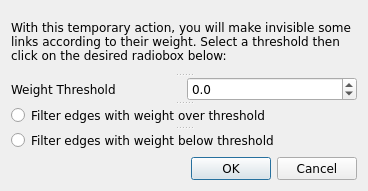
Old version of the form src/forms/filteredgesbyweightdialog.ui in the repository socnetv/app.
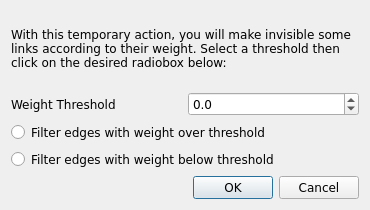
New version of the form.

Commit message: added 5 new menu icons - fixed form layout in mac os

What changed in the file:
```diff
--- a/src/forms/filteredgesbyweightdialog.ui
+++ b/src/forms/filteredgesbyweightdialog.ui
@@ -6,10 +6,16 @@
    <rect>
     <x>0</x>
     <y>0</y>
-    <width>368</width>
-    <height>191</height>
+    <width>370</width>
+    <height>210</height>
    </rect>
   </property>
+  <property name="minimumSize">
+   <size>
+    <width>370</width>
+    <height>210</height>
+   </size>
+  </property>
   <property name="font">
    <font>
     <family>DejaVu Sans</family>
@@ -20,15 +26,6 @@
   </property>
   <layout class="QGridLayout" name="gridLayout">
    <item row="0" column="0">
-    <widget class="QSplitter" name="splitter_2">
-     <property name="font">
-      <font>
-       <family>DejaVu Sans</family>
-      </font>
-     </property>
-     <property name="orientation">
-      <enum>Qt::Vertical</enum>
-     </property>
      <widget class="QLabel" name="label_2">
       <property name="font">
        <font>
@@ -45,13 +42,21 @@
        <bool>true</bool>
       </property>
      </widget>
-     <widget class="QWidget" name="layoutWidget">
-      <property name="font">
-       <font>
-        <family>DejaVu Sans</family>
-       </font>
-      </property>
+   </item>
+   <item row="1" column="0">
       <layout class="QHBoxLayout" name="horizontalLayout">
+     <property name="spacing">
+      <number>-1</number>
+     </property>
+     <property name="sizeConstraint">
+      <enum>QLayout::SetDefaultConstraint</enum>
+     </property>
+     <property name="topMargin">
+      <number>0</number>
+     </property>
+     <property name="bottomMargin">
+      <number>0</number>
+     </property>
        <item>
         <widget class="QLabel" name="label">
          <property name="font">
@@ -80,16 +85,8 @@
         </widget>
        </item>
       </layout>
-     </widget>
-     <widget class="QSplitter" name="splitter">
-      <property name="font">
-       <font>
-        <family>DejaVu Sans</family>
-       </font>
-      </property>
-      <property name="orientation">
-       <enum>Qt::Vertical</enum>
-      </property>
+   </item>
+   <item row="2" column="0">
       <widget class="QRadioButton" name="overThresholdBt">
        <property name="font">
         <font>
@@ -100,6 +97,8 @@
         <string>Filter edges with weight over threshold</string>
        </property>
       </widget>
+   </item>
+   <item row="3" column="0">
       <widget class="QRadioButton" name="belowThresholdBt">
        <property name="font">
         <font>
@@ -110,10 +109,8 @@
         <string>Filter edges with weight below threshold</string>
        </property>
       </widget>
-     </widget>
-    </widget>
    </item>
-   <item row="1" column="0">
+   <item row="4" column="0">
     <widget class="QDialogButtonBox" name="buttonBox">
      <property name="font">
       <font>
```
Lines whose indentation alone changed are shown as unchanged. The commit also changes 12 other files.
